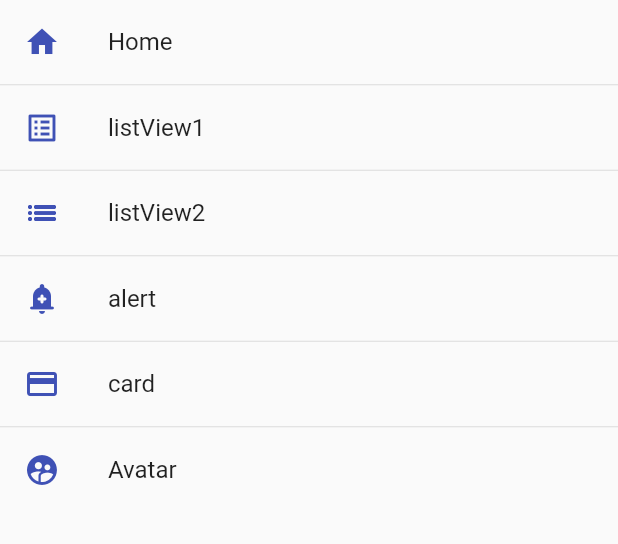
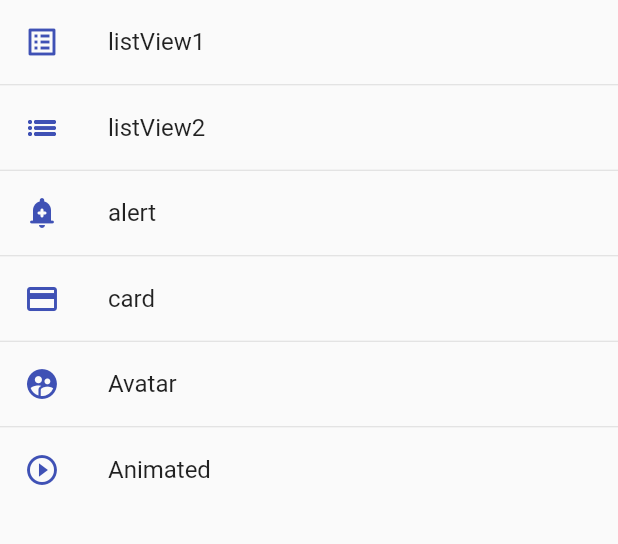
Before and after one commit to cristiandrc/flutter_components, a Flutter app: the screen it shows after launch, on a phone screen of 412 x 824 dp, the part 84-628 px from its top. Run offline on Flutter 3.47's test engine with Material 2 defaults, Android fonts, the phone set to English and light mode, and no system bars.

Commit message:
animated container

```diff
--- a/lib/router/app_routes.dart
+++ b/lib/router/app_routes.dart
@@ -6,13 +6,12 @@ class AppRoutes {
   static const initialRoute = 'home';
 
   static final menuOptions = <MenuOptions>[
-    // TODO: borrar home
-    MenuOptions(
-      route: 'home',
-      name: 'Home',
-      screen: const HomeScreen(),
-      icon: Icons.home,
-    ),
+    // MenuOptions(
+    // route: 'home',
+    // name: 'Home',
+    // screen: const HomeScreen(),
+    // icon: Icons.home,
+    // ),
     MenuOptions(
       route: 'listView1',
       name: 'listView1 ',
@@ -42,11 +41,18 @@ class AppRoutes {
       name: 'Avatar ',
       screen: const AvatarScreen(),
       icon: Icons.supervised_user_circle,
+    ),
+    MenuOptions(
+      route: 'animated',
+      name: 'Animated ',
+      screen: const AnimatedScreen(),
+      icon: Icons.play_circle_outline_outlined,
     )
   ];
 
   static Map<String, Widget Function(BuildContext)> getAppRoutes() {
     Map<String, Widget Function(BuildContext)> appRoutes = {};
+    appRoutes.addAll({'home': (BuildContext context) => const HomeScreen()});
 
     for (final option in menuOptions) {
       appRoutes.addAll({option.route: (BuildContext context) => option.screen});
--- a/lib/screens/screens.dart
+++ b/lib/screens/screens.dart
@@ -1,3 +1,4 @@
+export 'package:flutter_components/screens/animated_screen.dart';
 export 'package:flutter_components/screens/avatar_screen.dart';
 export 'package:flutter_components/screens/alert_screen.dart';
 export 'package:flutter_components/screens/listvew2_screen.dart';
```
Also changed, not shown: lib/screens/animated_screen.dart (added, +55 -0 lines).
